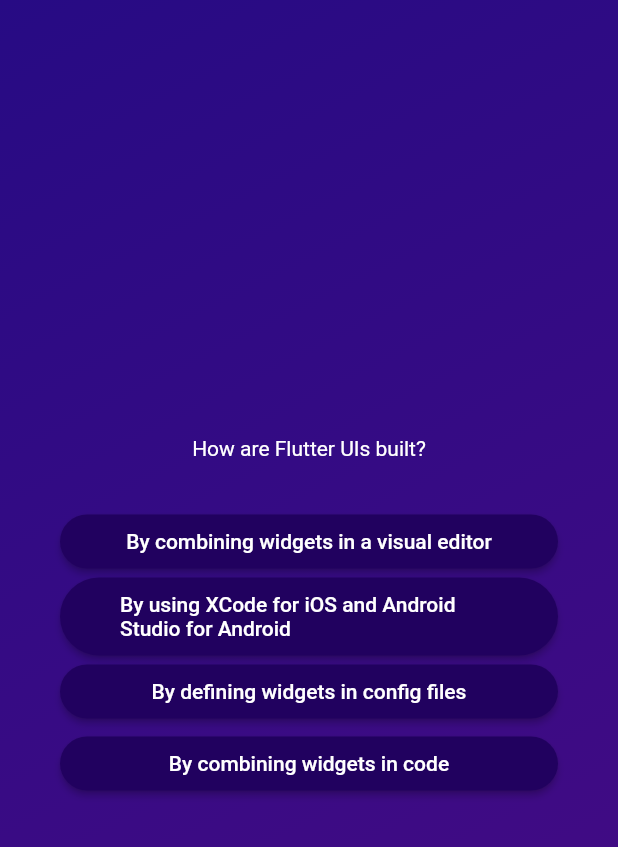
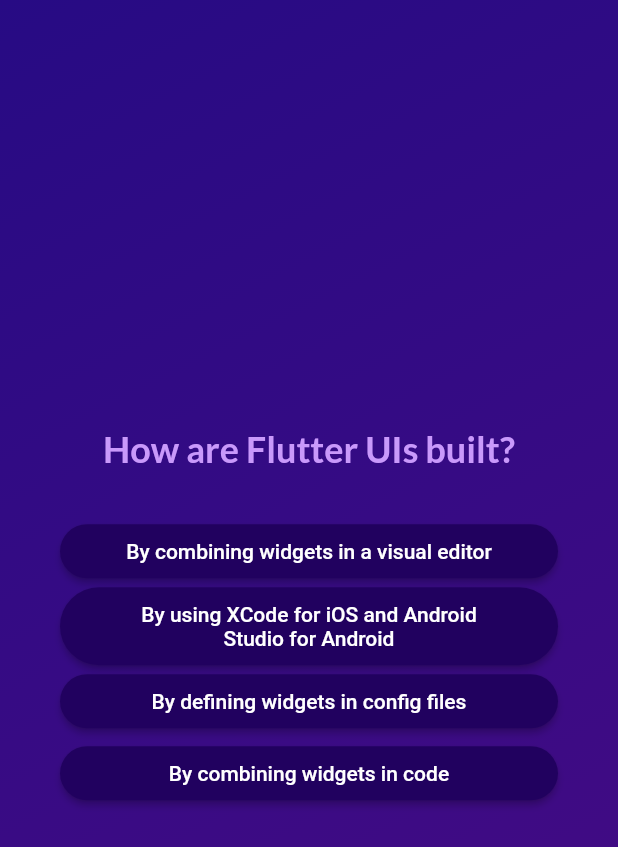
Before and after one commit to duartemelo/flutter-course, a Flutter app: the screen it shows after launch, after a tap on "Start Quiz", after a tap on "Components", on a phone screen of 412 x 824 dp. Shown: the top 847 px of the screen. Run offline on Flutter 3.47's test engine with Material 2 defaults, Android fonts, the phone set to English and light mode, and no system bars; our stand-ins replace google_fonts.

Commit message:
Lesson 76

```diff
--- a/adv_basics/lib/answer_button.dart
+++ b/adv_basics/lib/answer_button.dart
@@ -25,7 +25,10 @@
           vertical: 10,
         ),
       ),
-      child: Text(answerText),
+      child: Text(
+        answerText,
+        textAlign: TextAlign.center,
+      ),
     );
   }
 }
--- a/adv_basics/lib/questions_screen.dart
+++ b/adv_basics/lib/questions_screen.dart
@@ -1,9 +1,12 @@
 import 'package:flutter/material.dart';
 import 'package:adv_basics/answer_button.dart';
 import 'package:adv_basics/data/questions.dart';
+import 'package:google_fonts/google_fonts.dart';
 
 class QuestionsScreen extends StatefulWidget {
-  const QuestionsScreen({super.key});
+  const QuestionsScreen({super.key, required this.onSelectAnswer});
+
+  final void Function(String answer) onSelectAnswer;
 
   @override
   State<QuestionsScreen> createState() {
@@ -14,7 +17,9 @@
 class _QuestionsScreenState extends State<QuestionsScreen> {
   var currentQuestionIndex = 0;
 
-  answerQuestionHandle() {
+  answerQuestionHandle(String selectedAnswer) {
+    // print(selectedAnswer);
+    widget.onSelectAnswer(selectedAnswer);
     setState(() {
       currentQuestionIndex++;
     });
@@ -35,18 +40,20 @@
             Text(
               textAlign: TextAlign.center,
               currentQuestion.text,
-              style: const TextStyle(
-                color: Colors.white,
+              style: GoogleFonts.lato(
+                color: const Color.fromARGB(255, 201, 153, 251),
+                fontSize: 24,
+                fontWeight: FontWeight.bold,
               ),
             ),
             const SizedBox(
               height: 30,
             ),
             ...currentQuestion.getShuffledAnswers().map(
-              (item) {
+              (answer) {
                 return AnswerButton(
-                  answerText: item,
-                  onClick: answerQuestionHandle,
+                  answerText: answer,
+                  onClick: () => answerQuestionHandle(answer),
                 );
               },
             ),
--- a/adv_basics/lib/quiz.dart
+++ b/adv_basics/lib/quiz.dart
@@ -12,6 +12,7 @@
 }
 
 class _QuizState extends State<Quiz> {
+  List<String> selectedAnswers = [];
   var activeScreen = 'start-screen';
 
   void switchScreen() {
@@ -20,12 +21,18 @@
     });
   }
 
+  void chooseAnswer(String answer) {
+    selectedAnswers.add(answer);
+  }
+
   @override
   Widget build(BuildContext context) {
     Widget screenWidget = StartScreen(switchScreen);
 
-    if (activeScreen == 'questions-screen'){
-      screenWidget = const QuestionsScreen();
+    if (activeScreen == 'questions-screen') {
+      screenWidget = QuestionsScreen(
+        onSelectAnswer: chooseAnswer,
+      );
     }
 
     return MaterialApp(
--- a/adv_basics/lib/start_screen.dart
+++ b/adv_basics/lib/start_screen.dart
@@ -1,4 +1,5 @@
 import 'package:flutter/material.dart';
+import 'package:google_fonts/google_fonts.dart';
 
 class StartScreen extends StatelessWidget {
   const StartScreen(this.pressStartQuiz, {super.key});
@@ -26,10 +27,10 @@
           const SizedBox(
             height: 80,
           ),
-          const Text(
+          Text(
             'Learn Flutter the fun way!',
-            style: TextStyle(
-              color: Colors.white,
+            style: GoogleFonts.lato(
+              color: const Color.fromARGB(255, 237, 223, 252),
               fontSize: 24,
             ),
           ),
--- a/adv_basics/pubspec.yaml
+++ b/adv_basics/pubspec.yaml
@@ -35,6 +35,7 @@
   # The following adds the Cupertino Icons font to your application.
   # Use with the CupertinoIcons class for iOS style icons.
   cupertino_icons: ^1.0.2
+  google_fonts: ^4.0.3
 
 dev_dependencies:
   flutter_test:
```
Also changed, not shown: adv_basics/pubspec.lock, 1 other file.
